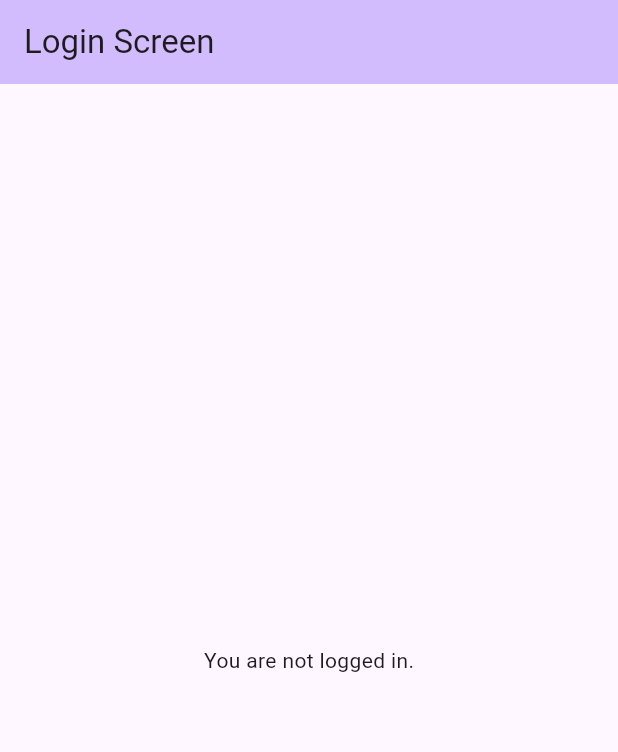
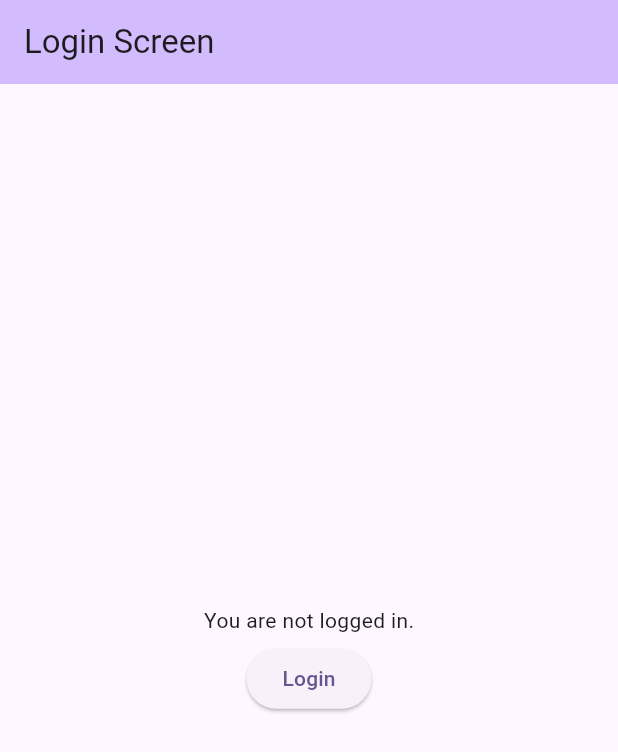
Before and after one commit to Darrell-Devana/yourspot_v2, a Flutter app: the screen it shows after launch, on a phone screen of 412 x 824 dp. Shown: the top 752 px of the screen. Run offline on Flutter 3.47's test engine with Material 2 defaults, Android fonts, the light colour scheme and no system bars.

Commit message:
Added simple login function and page navigation.

```diff
--- a/lib/LoginScreen.dart
+++ b/lib/LoginScreen.dart
@@ -1,4 +1,5 @@
 import 'package:flutter/material.dart';
+import 'HomePage.dart';
 
 class MyLoginScreen extends StatefulWidget {
   const MyLoginScreen({super.key, required this.title});
@@ -16,13 +17,17 @@ class _MyLoginScreenState extends State<MyLoginScreen> {
         backgroundColor: Theme.of(context).colorScheme.inversePrimary,
         title: Text(widget.title),
       ),
-      body: const Center(
+      body: Center(
         child: Column(
           mainAxisAlignment: MainAxisAlignment.center,
           children: <Widget>[
-            Text(
+            const Text(
               'You are not logged in.',
             ),
+            const SizedBox(height: 5),
+            ElevatedButton(onPressed: () {
+              Navigator.push(context, MaterialPageRoute(builder: (context) => const MyHomePage(title: "Home Page")));
+            }, child: const Text("Login")),
           ],
         ),
       ),
```
